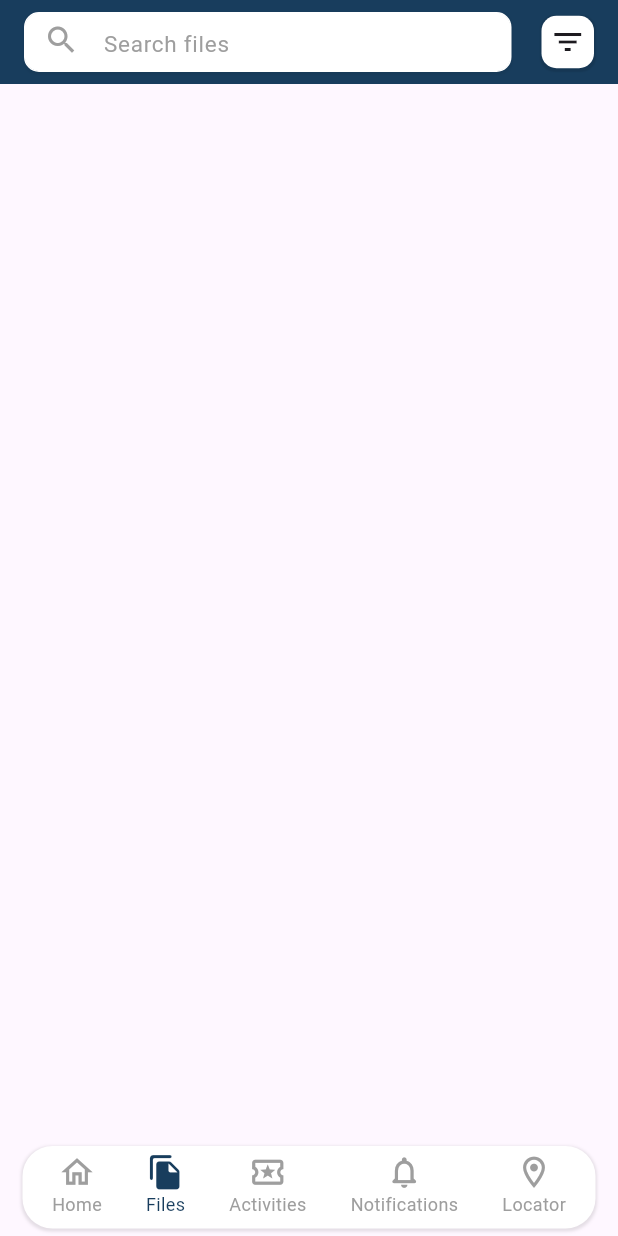
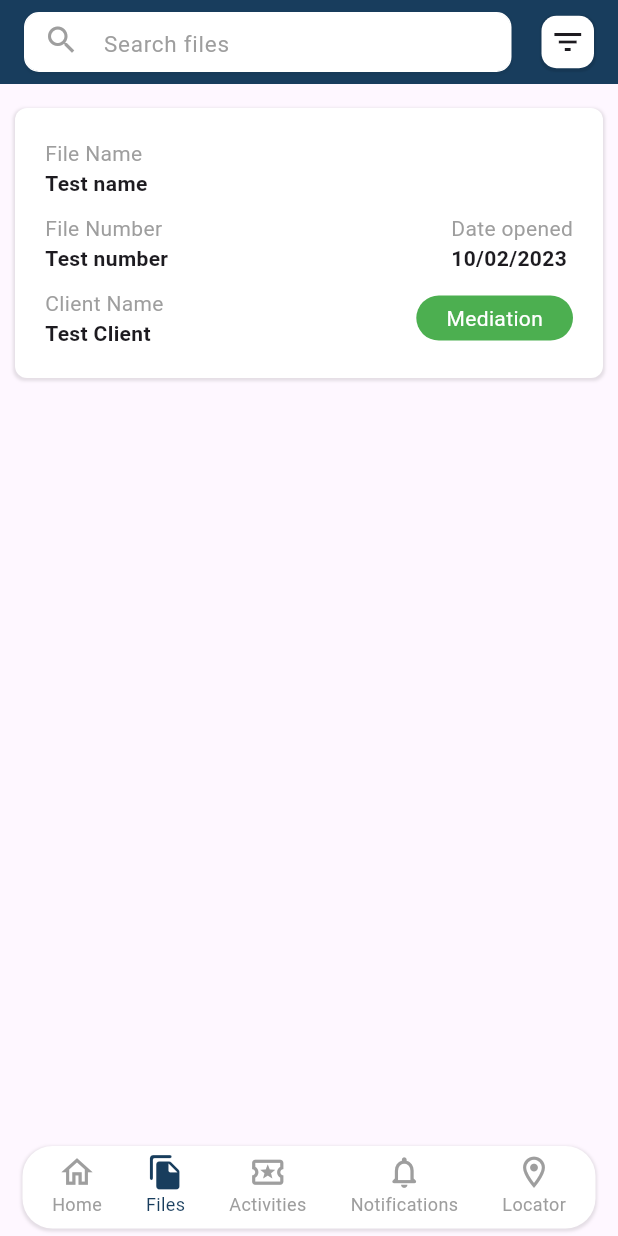
Before and after one commit to infinite-dev22/frozen_spiral, a Flutter app: the screen it shows after launch, item 2 of the bottom bar chosen, on a phone screen of 412 x 824 dp. Run offline on Flutter 3.47's test engine with Material 2 defaults, Android fonts, the light colour scheme and no system bars; drawn by our look-alikes of dropdown_button2; our stand-ins replace double_back_to_close.

Commit message:
Add widgets to files screen and activity screen. Add app bar to notifications screen and locator screen.

```diff
--- a/lib/data/data.dart
+++ b/lib/data/data.dart
@@ -8,7 +8,23 @@ List modules = [
   {'icon': Icons.handshake_outlined, 'name': 'Engagements'},
   {'icon': Icons.bar_chart_rounded, 'name': 'Reports'},
 ];
-List files = [];
-List activities = [];
+
+List files = [
+  {
+    'name': 'Test name',
+    'number': 'Test number',
+    'date': '10/02/2023',
+    'client': 'Test Client',
+  },
+];
+
+List activities = [
+  {
+    'name': 'Test name',
+    'date': '10/02/2023',
+    'doneBy': 'Test Client',
+  },
+];
+
 List notifications = [];
 List locations = [];
--- a/lib/main.dart
+++ b/lib/main.dart
@@ -1,6 +1,5 @@
 import 'package:flutter/material.dart';
 import 'package:smart_case/pages/root_page.dart';
-import 'package:smart_case/pages/widget_test_page.dart';
 
 void main() {
   runApp(const MyApp());
--- a/lib/pages/files_page.dart
+++ b/lib/pages/files_page.dart
@@ -1,5 +1,7 @@
 import 'package:flutter/material.dart';
+import 'package:smart_case/widgets/file/file_item.dart';
 
+import '../data/data.dart';
 import '../theme/color.dart';
 import '../widgets/custom_appbar.dart';
 
@@ -17,6 +19,29 @@ class FilesPage extends StatelessWidget {
           search: 'files',
         ),
       ),
+      body: _buildBody(),
+    );
+  }
+
+  _buildBody() {
+    return ListView.builder(
+      padding: const EdgeInsets.only(
+        left: 10,
+        top: 16,
+        right: 10,
+        bottom: 80,
+      ),
+      itemCount: files.length,
+      itemBuilder: (context, index) {
+        return FileItem(
+          fileName: files[index]['name'],
+          fileNumber: files[index]['number'],
+          dateCreated: files[index]['date'],
+          clientName: files[index]['client'],
+          color: Colors.white,
+          padding: 20,
+        );
+      },
     );
   }
 }
--- a/lib/widgets/activity_item.dart
+++ b/lib/widgets/activity_item.dart
@@ -6,11 +6,15 @@ class ActivityItem extends StatelessWidget {
   const ActivityItem(
       {super.key,
       required this.name,
+      required this.date,
+      required this.doneBy,
       required this.color,
       required this.padding,
       this.onPressed});
 
   final String name;
+  final String date;
+  final String doneBy;
   final Color color;
   final double padding;
   final Function()? onPressed;
@@ -42,7 +46,7 @@ class ActivityItem extends StatelessWidget {
           child: Column(
             crossAxisAlignment: CrossAxisAlignment.start,
             children: [
-              _buildStringItem('Activity Name', 'Test data name'),
+              _buildStringItem('Activity Name', name),
               const SizedBox(
                 height: 10,
               ),
@@ -50,8 +54,8 @@ class ActivityItem extends StatelessWidget {
                 mainAxisAlignment: MainAxisAlignment.spaceBetween,
                 crossAxisAlignment: CrossAxisAlignment.start,
                 children: [
-                  _buildStringItem('Activity date', 'Test/data/date'),
-                  _buildStringItem('Done by', 'Test data done by'),
+                  _buildStringItem('Activity date', date),
+                  _buildStringItem('Done by', doneBy),
                 ],
               ),
             ],
```
Also changed, not shown: lib/pages/activities_page.dart (+24 -0 lines), lib/pages/home_page.dart (+12 -5 lines), lib/pages/locator_page.dart (+8 -1 lines), lib/pages/notifications_page.dart (+9 -1 lines), lib/pages/widget_test_page.dart (deleted, +0 -61 lines), lib/widgets/module_item.dart (+7 -2 lines).
